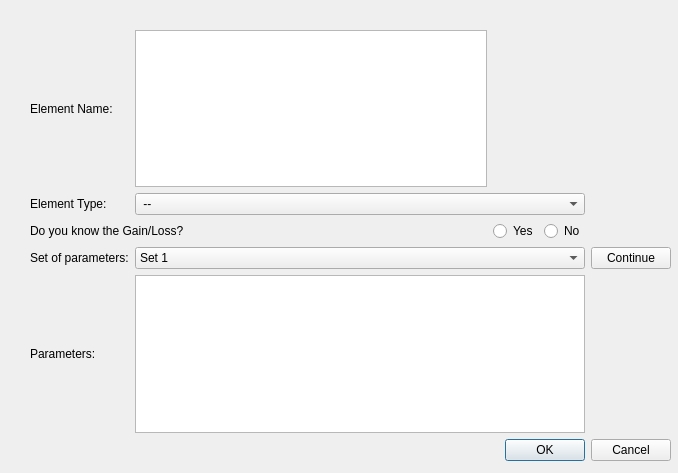
The window that project/app/ui/new_element.ui (LMaiorano/Link-Budget-Toolbox) describes before a commit, drawn with Qt 5.
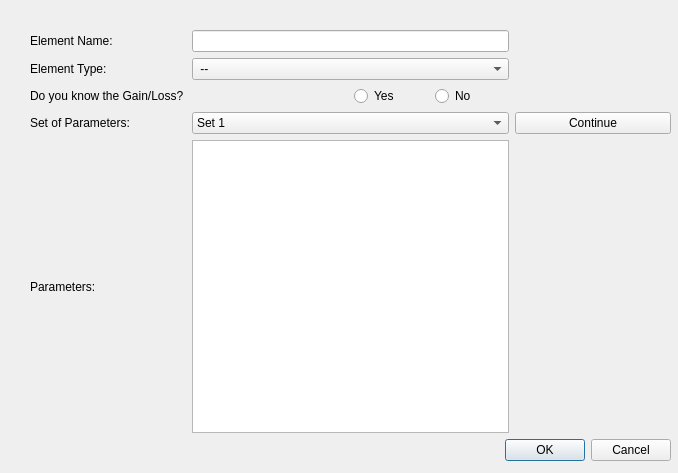
The same window after the commit.

Commit message: new element checking for name and adding to table

What changed in the file:
```diff
--- a/project/app/ui/new_element.ui
+++ b/project/app/ui/new_element.ui
@@ -49,7 +49,7 @@
       <item row="3" column="0">
        <widget class="QLabel" name="lbl_set_of_param">
         <property name="text">
-         <string>Set of parameters:</string>
+         <string>Set of Parameters:</string>
         </property>
        </widget>
       </item>
@@ -131,8 +131,8 @@
         </property>
        </widget>
       </item>
-      <item row="0" column="1">
-       <widget class="QPlainTextEdit" name="txt_element_name"/>
+      <item row="0" column="1" colspan="2">
+       <widget class="QLineEdit" name="txt_element_name"/>
       </item>
      </layout>
     </item>
```
Left out of the diff: 32 changed lines with no effect on the pictures. The commit also changes 3 other files.
